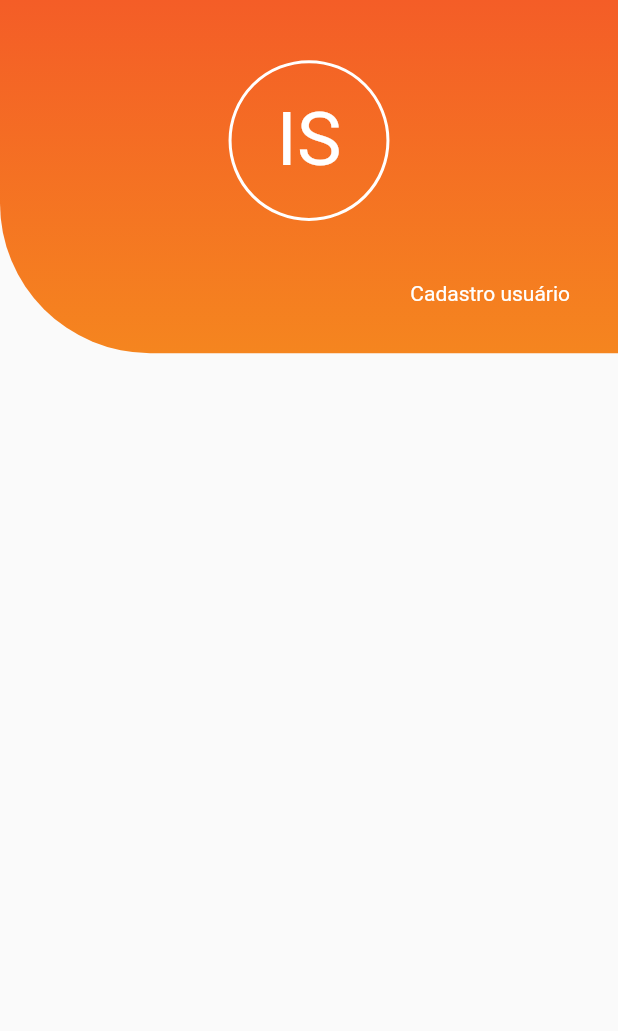
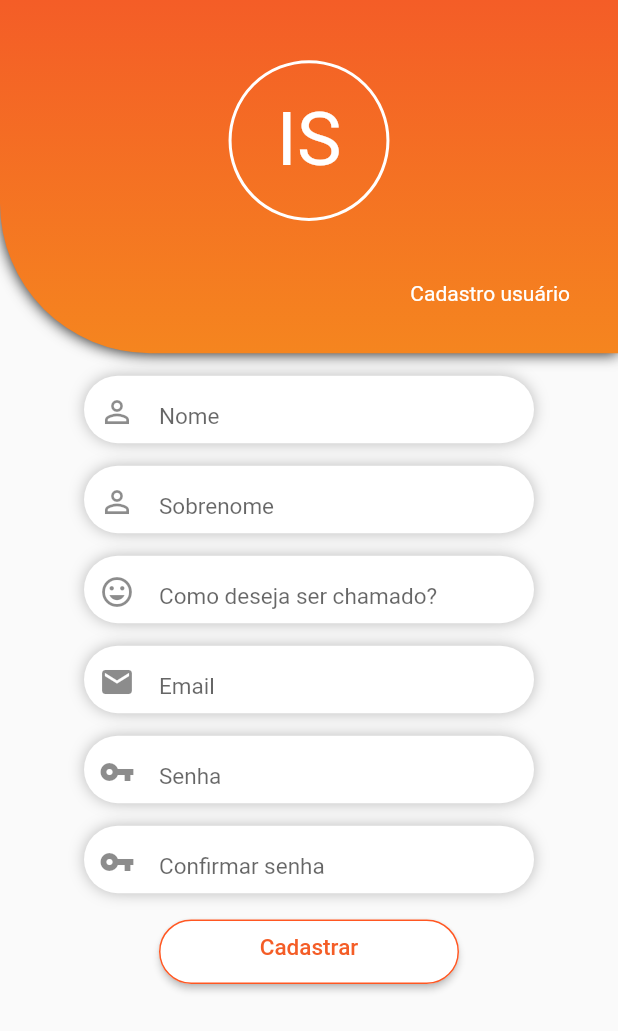
Before and after one commit to Cesaragsilva/IserviceFlutter, a Flutter app: the CadastroUsuario screen opened directly, on a phone screen of 412 x 824 dp. Shown: the top 1031 px of the screen. Run offline on Flutter 3.47's test engine with Material 2 defaults, Android fonts, the phone set to English and light mode, and no system bars; Roboto replaces fonts that are missing (Montserrat).

Commit message:
- Inicio da Tela de cadastro do cliente

```diff
--- /dev/null
+++ b/iservice/lib/Entidades/cadastro_usuario_simples.dart
@@ -0,0 +1,40 @@
+class CadastroUsuarioSimples {
+  String id;
+  String email;
+  String senha;
+  String confirmaSenha;
+  String nomeUsuario;
+  String sobrenome;
+  String apelido;
+
+  CadastroUsuarioSimples(
+      {this.id,
+      this.email,
+      this.senha,
+      this.confirmaSenha,
+      this.nomeUsuario,
+      this.sobrenome,
+      this.apelido});
+
+  CadastroUsuarioSimples.fromJson(Map<String, dynamic> json) {
+    id = json['id'];
+    email = json['email'];
+    senha = json['senha'];
+    confirmaSenha = json['confirmaSenha'];
+    nomeUsuario = json['nomeUsuario'];
+    sobrenome = json['sobrenome'];
+    apelido = json['apelido'];
+  }
+
+  Map<String, dynamic> toJson() {
+    final Map<String, dynamic> data = new Map<String, dynamic>();
+    data['id'] = this.id;
+    data['email'] = this.email;
+    data['senha'] = this.senha;
+    data['confirmaSenha'] = this.confirmaSenha;
+    data['nomeUsuario'] = this.nomeUsuario;
+    data['sobrenome'] = this.sobrenome;
+    data['apelido'] = this.apelido;
+    return data;
+  }
+}
--- /dev/null
+++ b/iservice/lib/Entidades/usuario.dart
@@ -0,0 +1,3 @@
+class Usuario {
+  static String usuario;
+}
--- a/iservice/lib/Pages/cadastro_usuario.dart
+++ b/iservice/lib/Pages/cadastro_usuario.dart
@@ -1,5 +1,7 @@
 import 'package:flutter/cupertino.dart';
 import 'package:flutter/material.dart';
+import 'package:todo/widget/botao_inicial.dart';
+import 'package:todo/widget/campo_inicial.dart';
 import 'package:todo/widget/inicio_tela.dart';
 
 class CadastroUsuario extends StatefulWidget {
@@ -8,10 +10,19 @@ class CadastroUsuario extends StatefulWidget {
 }
 
 class _CadastroUsuarioState extends State<CadastroUsuario> {
+  final _ctrlNomeUsuario = TextEditingController();
+  final _ctrlSobrenome = TextEditingController();
+  final _ctrlApelido = TextEditingController();
+  final _ctrlEmail = TextEditingController();
+  final _ctrlSenha = TextEditingController();
+  final _ctrlConfirmacaoSenha = TextEditingController();
+  var marginTop = 15.0;
+
   @override
   Widget build(BuildContext context) {
     return Scaffold(
-      body: Column(
+      body: SingleChildScrollView(
+        child: Column(
           children: <Widget>[
             InicioTela(
               "IS",
@@ -19,7 +30,47 @@ class _CadastroUsuarioState extends State<CadastroUsuario> {
               textoFilho: "Cadastro usuário",
               tamanhoTextoFilho: 10,
             ),
+            CampoInicial(
+              "Nome",
+              Icons.perm_identity,
+              _ctrlNomeUsuario,
+              margin: marginTop,
+            ),
+            CampoInicial(
+              "Sobrenome",
+              Icons.perm_identity,
+              _ctrlSobrenome,
+              margin: marginTop,
+            ),
+            CampoInicial(
+              "Como deseja ser chamado?",
+              Icons.insert_emoticon,
+              _ctrlApelido,
+              margin: marginTop,
+            ),
+            CampoInicial(
+              "Email",
+              Icons.email,
+              _ctrlEmail,
+              margin: marginTop,
+            ),
+            CampoInicial(
+              "Senha",
+              Icons.vpn_key,
+              _ctrlSenha,
+              margin: marginTop,
+              textoSecreto: true,
+            ),
+            CampoInicial(
+              "Confirmar senha",
+              Icons.vpn_key,
+              _ctrlConfirmacaoSenha,
+              margin: marginTop,
+              textoSecreto: true,
+            ),
+            BotaoInicial(() {}, "Cadastrar", marginTop)
           ],
+        ),
       ),
     );
   }
--- a/iservice/lib/Pages/cardViewCategoria.dart
+++ b/iservice/lib/Pages/cardViewCategoria.dart
@@ -3,6 +3,7 @@ import 'dart:convert';
 import 'package:flutter/material.dart';
 import 'package:todo/Entidades/categoria.dart';
 import 'package:todo/Widget/campo_inicial.dart';
+import 'package:todo/entidades/usuario.dart';
 import 'package:todo/services/api.dart';
 import 'cardViewSubCategoria.dart';
 
@@ -18,8 +19,17 @@ class _CardCategoriaState extends State<CardCategoria> {
   _getCategorias() {
     API.getCategoria().then((response) {
       setState(() {
-        Iterable lista = json.decode(response.body);
-        categorias = lista.map((model) => Categoria.fromJson(model)).toList();
+        if (Usuario.usuario == "teste") {
+          categorias.add(Categoria(nome: "Técnico"));
+          categorias.add(Categoria(nome: "Eventos"));
+          categorias.add(Categoria(nome: "Educação"));
+          categorias.add(Categoria(nome: "Saúde"));
+          categorias.add(Categoria(nome: "Beleza"));
+          categorias.add(Categoria(nome: "Reformas"));
+        } else {
+          Iterable lista = json.decode(response.body);
+          categorias = lista.map((model) => Categoria.fromJson(model)).toList();
+        }
         categoriasLitradas = categorias;
       });
     });
@@ -44,6 +54,9 @@ class _CardCategoriaState extends State<CardCategoria> {
             height: MediaQuery.of(context).size.width / 2.5,
             decoration: BoxDecoration(
               color: Color(0xFFf45d27),
+              boxShadow: [
+                BoxShadow(color: Colors.black26, blurRadius: 8),
+              ],
               borderRadius: BorderRadius.only(
                   bottomLeft: Radius.circular(100),
                   bottomRight: Radius.circular(100)),
--- a/iservice/lib/Pages/login.dart
+++ b/iservice/lib/Pages/login.dart
@@ -2,6 +2,7 @@ import 'package:flutter/material.dart';
 import 'package:todo/Pages/recuperar_senha.dart';
 import 'package:todo/Widget/botao_inicial.dart';
 import 'package:todo/Widget/inicio_tela.dart';
+import 'package:todo/entidades/usuario.dart';
 import 'package:todo/pages/cadastro_usuario.dart';
 import 'package:todo/services/api.dart';
 import 'package:todo/widget/campo_inicial.dart';
@@ -74,11 +75,12 @@ class _LoginState extends State<Login> {
 
     var usuario = await API.postLogin(login, senha);
 
+    Usuario.usuario = login;
+
     if (usuario != null && usuario.erros == null)
       Navigator.push(
           context, MaterialPageRoute(builder: (context) => CardCategoria()));
 
-    print("Chegou!!!");
     AlertDialog(title: Text("login"), content: Text("Login invalido"));
   }
 
--- a/iservice/lib/Widget/inicio_tela.dart
+++ b/iservice/lib/Widget/inicio_tela.dart
@@ -32,6 +32,9 @@ class InicioTela extends StatelessWidget {
       width: MediaQuery.of(context).size.width,
       height: MediaQuery.of(context).size.height / 3.5,
       decoration: BoxDecoration(
+          boxShadow: [
+            BoxShadow(color: Colors.black87, blurRadius: 8),
+          ],
           gradient: LinearGradient(
               begin: Alignment.topCenter,
               end: Alignment.bottomCenter,
```
Lines whose indentation alone changed are shown as unchanged.
